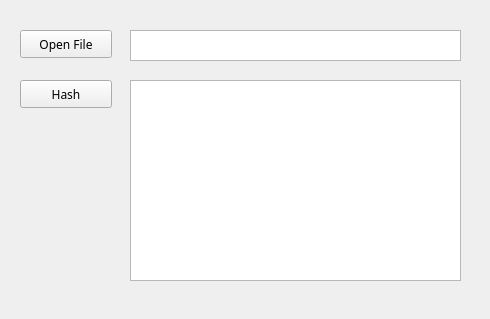
Old version of the form ui/hash_window.ui in the repository liyansong2018/ReverseWidget.
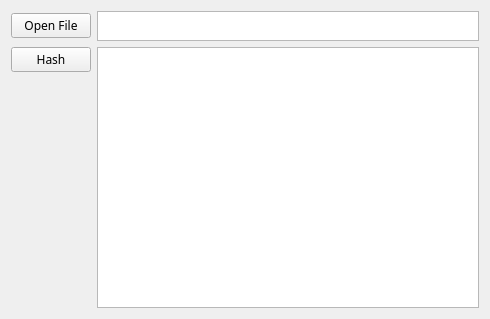
New version of the form. Icons and pictures are not drawn.

Commit message: Auto scale hash_window UI & Set script for common language path

```diff
--- a/ui/hash_window.ui
+++ b/ui/hash_window.ui
@@ -17,50 +17,16 @@
    <iconset>
     <normaloff>resources/pictures/hacker.png</normaloff>resources/pictures/hacker.png</iconset>
   </property>
-  <widget class="QPushButton" name="openButton">
-   <property name="geometry">
-    <rect>
-     <x>20</x>
-     <y>30</y>
-     <width>92</width>
-     <height>28</height>
-    </rect>
-   </property>
-   <property name="font">
-    <font>
-     <family>微软雅黑</family>
-    </font>
-   </property>
-   <property name="text">
-    <string>Open File</string>
-   </property>
-  </widget>
-  <widget class="QPushButton" name="hashButton">
-   <property name="geometry">
-    <rect>
-     <x>20</x>
-     <y>80</y>
-     <width>92</width>
-     <height>28</height>
-    </rect>
-   </property>
-   <property name="font">
-    <font>
-     <family>微软雅黑</family>
-    </font>
-   </property>
-   <property name="text">
-    <string>Hash</string>
-   </property>
-  </widget>
+  <layout class="QGridLayout" name="gridLayout_2">
+   <item row="0" column="0">
+    <layout class="QGridLayout" name="gridLayout">
+     <item row="0" column="1">
   <widget class="QTextEdit" name="textEdit">
-   <property name="geometry">
-    <rect>
-     <x>130</x>
-     <y>30</y>
-     <width>331</width>
-     <height>31</height>
-    </rect>
+       <property name="maximumSize">
+        <size>
+         <width>16777215</width>
+         <height>30</height>
+        </size>
    </property>
    <property name="font">
     <font>
@@ -68,21 +34,70 @@
     </font>
    </property>
   </widget>
+     </item>
+     <item row="1" column="1">
   <widget class="QTextBrowser" name="textBrowser">
-   <property name="geometry">
-    <rect>
-     <x>130</x>
-     <y>80</y>
-     <width>331</width>
-     <height>201</height>
-    </rect>
-   </property>
+       <property name="font">
+        <font>
+         <family>微软雅黑</family>
+        </font>
+       </property>
+       <property name="openExternalLinks">
+        <bool>true</bool>
+       </property>
+      </widget>
+     </item>
+     <item row="1" column="0">
+      <layout class="QVBoxLayout" name="verticalLayout_1">
+       <item>
+        <widget class="QPushButton" name="hashButton">
    <property name="font">
     <font>
      <family>微软雅黑</family>
     </font>
    </property>
-  </widget>
+         <property name="styleSheet">
+          <string notr="true"/>
+         </property>
+         <property name="text">
+          <string>Hash</string>
+         </property>
+        </widget>
+       </item>
+       <item>
+        <spacer name="verticalSpacer">
+         <property name="orientation">
+          <enum>Qt::Vertical</enum>
+         </property>
+         <property name="sizeHint" stdset="0">
+          <size>
+           <width>20</width>
+           <height>40</height>
+          </size>
+         </property>
+        </spacer>
+       </item>
+      </layout>
+     </item>
+     <item row="0" column="0">
+      <layout class="QVBoxLayout" name="verticalLayout_3">
+       <item>
+        <widget class="QPushButton" name="openButton">
+         <property name="font">
+          <font>
+           <family>微软雅黑</family>
+          </font>
+         </property>
+         <property name="text">
+          <string>Open File</string>
+         </property>
+        </widget>
+       </item>
+      </layout>
+     </item>
+    </layout>
+   </item>
+  </layout>
  </widget>
  <resources/>
  <connections/>
```
Left out of the diff: 2 changed lines with no effect on the pictures. Lines whose indentation alone changed are shown as unchanged. The commit also changes 5 other files.
